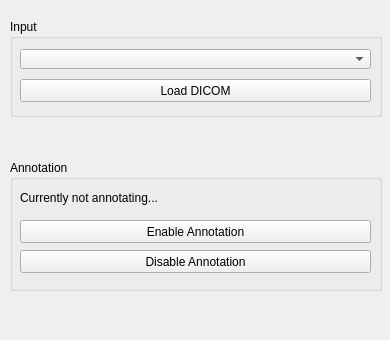
Before: the Qt Designer form 3dslicer/TextExtension/TestExtension/Interface/Resources/UI/Interface.ui in DannyStruijk/Stenosis-Severity, drawn with Qt 5.
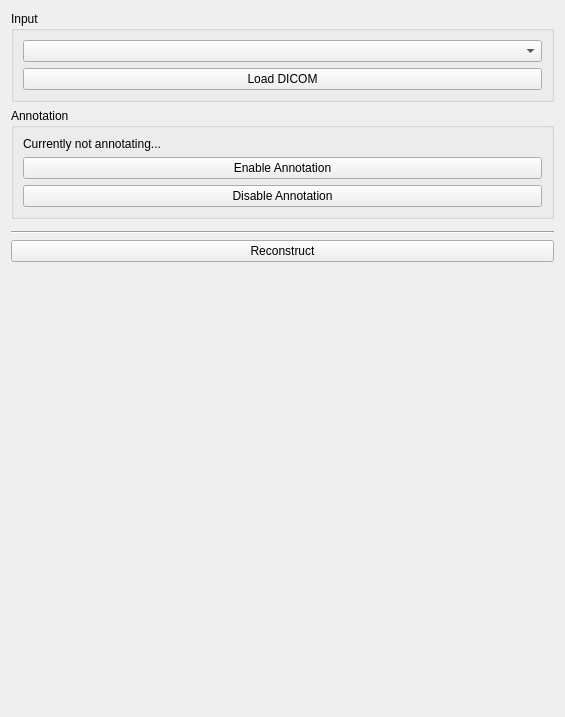
After: the same form once the commit is applied. Custom widgets are drawn as their Qt base class.

```diff
--- a/3dslicer/TextExtension/TestExtension/Interface/Resources/UI/Interface.ui
+++ b/3dslicer/TextExtension/TestExtension/Interface/Resources/UI/Interface.ui
@@ -6,107 +6,91 @@
    <rect>
     <x>0</x>
     <y>0</y>
-    <width>390</width>
-    <height>340</height>
+    <width>565</width>
+    <height>717</height>
    </rect>
   </property>
+  <layout class="QVBoxLayout" name="verticalLayout">
+   <item>
   <widget class="QGroupBox" name="groupBox_2">
-   <property name="geometry">
-    <rect>
-     <x>10</x>
-     <y>19</y>
-     <width>372</width>
-     <height>98</height>
-    </rect>
-   </property>
-   <property name="maximumSize">
-    <size>
-     <width>16777215</width>
-     <height>98</height>
-    </size>
-   </property>
    <property name="title">
     <string>Input</string>
    </property>
-   <widget class="QComboBox" name="dicom_dropdown">
-    <property name="geometry">
-     <rect>
-      <x>10</x>
-      <y>30</y>
-      <width>351</width>
-      <height>20</height>
-     </rect>
-    </property>
-   </widget>
+     <layout class="QVBoxLayout" name="verticalLayout_2">
+      <item>
+       <widget class="QComboBox" name="dicom_dropdown"/>
+      </item>
+      <item>
    <widget class="QPushButton" name="load_dicom_button">
-    <property name="geometry">
-     <rect>
-      <x>10</x>
-      <y>60</y>
-      <width>351</width>
-      <height>23</height>
-     </rect>
-    </property>
     <property name="text">
      <string>Load DICOM</string>
     </property>
    </widget>
-  </widget>
+      </item>
+     </layout>
+    </widget>
+   </item>
+   <item>
   <widget class="QGroupBox" name="groupBox">
-   <property name="geometry">
-    <rect>
-     <x>10</x>
-     <y>160</y>
-     <width>372</width>
-     <height>131</height>
-    </rect>
-   </property>
-   <property name="toolTip">
-    <string>&lt;html&gt;&lt;head/&gt;&lt;body&gt;&lt;p&gt;j6tyjt&lt;/p&gt;&lt;/body&gt;&lt;/html&gt;</string>
-   </property>
    <property name="title">
     <string>Annotation</string>
    </property>
-   <widget class="QPushButton" name="enable_annotation_button">
-    <property name="geometry">
-     <rect>
-      <x>10</x>
-      <y>60</y>
-      <width>351</width>
-      <height>23</height>
-     </rect>
-    </property>
-    <property name="text">
-     <string>Enable Annotation</string>
-    </property>
-   </widget>
+     <layout class="QVBoxLayout" name="verticalLayout_3">
+      <item>
    <widget class="QLabel" name="annotation_label">
-    <property name="geometry">
-     <rect>
-      <x>10</x>
-      <y>30</y>
-      <width>211</width>
-      <height>16</height>
-     </rect>
-    </property>
     <property name="text">
      <string>Currently not annotating...</string>
     </property>
    </widget>
+      </item>
+      <item>
+       <widget class="QPushButton" name="enable_annotation_button">
+        <property name="text">
+         <string>Enable Annotation</string>
+        </property>
+       </widget>
+      </item>
+      <item>
    <widget class="QPushButton" name="disable_annotation_button">
-    <property name="geometry">
-     <rect>
-      <x>10</x>
-      <y>90</y>
-      <width>351</width>
-      <height>23</height>
-     </rect>
-    </property>
     <property name="text">
      <string>Disable Annotation</string>
     </property>
    </widget>
-  </widget>
+      </item>
+     </layout>
+    </widget>
+   </item>
+   <item>
+    <widget class="qSlicerMarkupsPlaceWidget" name="MarkupsPlaceWidget"/>
+   </item>
+   <item>
+    <widget class="Line" name="line">
+     <property name="orientation">
+      <enum>Qt::Horizontal</enum>
+     </property>
+    </widget>
+   </item>
+   <item>
+    <widget class="QPushButton" name="reconstructButton">
+     <property name="text">
+      <string>Reconstruct</string>
+     </property>
+    </widget>
+   </item>
+   <item>
+    <spacer name="verticalSpacer">
+     <property name="orientation">
+      <enum>Qt::Vertical</enum>
+     </property>
+     <property name="sizeHint" stdset="0">
+      <size>
+       <width>20</width>
+       <height>30</height>
+      </size>
+     </property>
+    </spacer>
+   </item>
+  </layout>
  </widget>
  <customwidgets>
   <customwidget>
@@ -115,6 +99,17 @@
    <header>qMRMLWidget.h</header>
    <container>1</container>
   </customwidget>
+  <customwidget>
+   <class>qSlicerWidget</class>
+   <extends>QWidget</extends>
+   <header>qSlicerWidget.h</header>
+   <container>1</container>
+  </customwidget>
+  <customwidget>
+   <class>qSlicerMarkupsPlaceWidget</class>
+   <extends>qSlicerWidget</extends>
+   <header>qSlicerMarkupsPlaceWidget.h</header>
+  </customwidget>
  </customwidgets>
  <resources/>
  <connections/>
```
Lines whose indentation alone changed are shown as unchanged.
